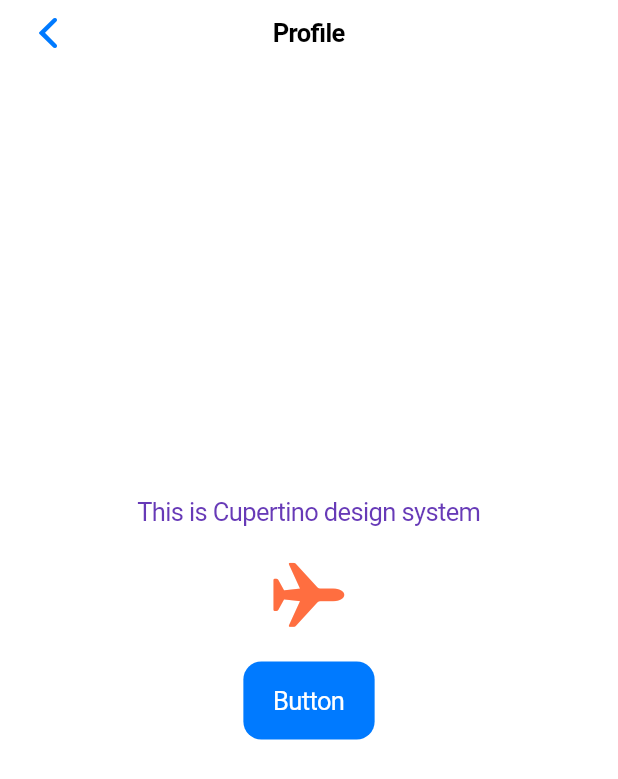
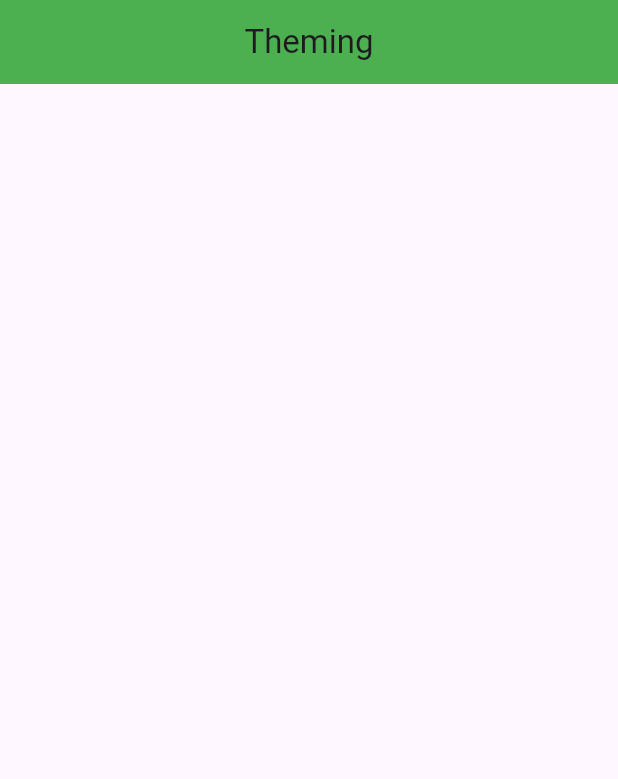
Before and after one commit to mdjihad2006/Practice_Project, a Flutter app: the screen it shows after launch, on a phone screen of 412 x 824 dp. Shown: the top 779 px of the screen. Run offline on Flutter 3.47's test engine with Material 3 defaults, Android fonts, the phone set to English and light mode, and no system bars; our stand-ins replace device_preview.

Commit message:
Responsive design

```diff
--- a/lib/main.dart
+++ b/lib/main.dart
@@ -1,8 +1,12 @@
-import 'package:flutter/cupertino.dart';
+import 'package:device_preview/device_preview.dart';
+import 'package:flutter/foundation.dart';
 import 'package:flutter/material.dart';
 
 void main() {
-  runApp(MyApp());
+  runApp(DevicePreview(
+    enabled: !kReleaseMode,
+    builder: (context) => MyApp(), // Wrap your app
+  ),);
 }
 
 class MyApp extends StatelessWidget {
@@ -10,37 +14,169 @@ class MyApp extends StatelessWidget {
 
   @override
   Widget build(BuildContext context) {
-    return CupertinoApp(
-        home: MyHomePage(),
-    );
-  }
-}
-class MyHomePage extends StatelessWidget{
-  const MyHomePage({super.key});
-  @override
-  Widget build(BuildContext context) {
-    return CupertinoPageScaffold(
-      navigationBar: CupertinoNavigationBar(
-        middle: Text('Profile'),
-        leading: Icon(CupertinoIcons.back),
-      ),
-      child: Center(
-        child: Column(
-          mainAxisAlignment: MainAxisAlignment.center,
-          children: [
-            Text('This is Cupertino design system',
-              style: TextStyle(color: Colors.deepPurple),
-            ),
-            SizedBox(height: 20,),
-            Icon(CupertinoIcons.airplane, size: 50, color: Colors.deepOrangeAccent,),
-            SizedBox(height: 20,),
-            CupertinoButton.filled(child: Text('Button'), onPressed: (){
-
-            })
-          ],
+    return  MaterialApp(
+      home: const HomeActivity(),
+      title: 'Theming',
+      theme: ThemeData(
+        appBarTheme: const AppBarTheme(
+          backgroundColor: Colors.green,
+          centerTitle: true,
         ),
       ),
     );
   }
+}
+class HomeActivity extends StatefulWidget{
+  const HomeActivity({super.key});
+
+  @override
+  State<StatefulWidget> createState() => HomeState();
 
 }
+class HomeState extends State<HomeActivity>{
+  @override
+  Widget build(BuildContext context) {
+
+    // MediaQueryData mediaQuery = MediaQuery.of(context);
+    //
+    // if(mediaQuery.size.width < 400){
+    //   print('This is Mobile phone');
+    // }
+    // else if(mediaQuery.size.width >400 && mediaQuery.size.width < 1080){
+    //   print('This is a tablet');
+    // }
+    // else{print('This is Laptop');}
+
+    return Scaffold(
+      appBar: AppBar(
+        title: const Text('Theming'),
+      ),
+      // body: Column(
+      //   children: [
+      //     Flexible(
+      //       flex: 1,
+      //         child: Container(
+      //           height: 300,
+      //           width: double.infinity,
+      //           color: Colors.deepOrange,
+      //         )
+      //     ),
+      //     Flexible(
+      //         flex: 1,
+      //         child: Container(
+      //           height: 300,
+      //           width: double.infinity,
+      //           color: Colors.pink,
+      //         )
+      //     ),
+      //     Flexible(
+      //         flex: 1,
+      //         child: Container(
+      //           height: 300,
+      //           width: double.infinity,
+      //           color: Colors.deepPurple,
+      //         )
+      //     ),
+      //     Flexible(
+      //         flex: 1,
+      //         child: Container(
+      //           height: 300,
+      //           width: double.infinity,
+      //           color: Colors.blueAccent,
+      //         )
+      //     )
+      //   ],
+      // )
+
+
+      // body: AspectRatio(
+      //     aspectRatio: 16/8,
+      //   child: Center(
+      //     child: Container(
+      //       height: 200,
+      //       width: 200,
+      //       color: Colors.deepOrange,
+      //       alignment: Alignment.center,
+      //     ),
+      //   ),
+      // ),
+
+
+      // body: Wrap(
+      //   alignment: WrapAlignment.center,
+      //   crossAxisAlignment: WrapCrossAlignment.center,
+      //   spacing: 2,
+      //   children: [
+      //     Text('Hello mr.Jihad,glad to see you'),
+      //     Text('Hello mr.Jihad'),
+      //     Text('Hello mr.Jihad,glad to see you'),
+      //     Text('Hello mr.Jihad'),
+      //     Text('Hello mr.Jihad'),
+      //     Text('Hello mr.Jihad'),
+      //   ],
+      // ),
+      // body: OrientationBuilder(
+      //   builder:(context, Orientation orientation){
+      //     if(orientation == Orientation.portrait){
+      //       return  Center(
+      //           child: Container(
+      //             height: 200,
+      //             width: 200,
+      //             color: Colors.pink,
+      //           )
+      //       );
+      //     }
+      //     else{
+      //       return  Center(
+      //           child: Container(
+      //             height: 200,
+      //             width: 200,
+      //             color: Colors.deepPurple,
+      //           )
+      //       );
+      //     }
+      //   }
+      // ),,
+      // body: LayoutBuilder(
+      //   builder: (context, BoxConstraints constraints){
+      //     if(constraints.maxWidth < 640){
+      //       return Center(
+      //         child: Container(
+      //           height: 200,
+      //           width: 200,
+      //           color: Colors.pink,
+      //           child: Center(
+      //             child: Text('This is a phone')
+      //           ),
+      //         ),
+      //       );
+      //     }
+      //     else if(constraints.maxWidth > 640 && constraints.maxWidth < 1008){
+      //       return Center(
+      //         child: Container(
+      //           height: 200,
+      //           width: 200,
+      //           color: Colors.blueAccent,
+      //           child: Center(
+      //             child: Text('This is a Tablet')
+      //           ),
+      //         ),
+      //       );
+      //     }
+      //     else{
+      //       return Center(
+      //         child: Container(
+      //           height: 200,
+      //           width: 200,
+      //           color: Colors.green,
+      //           child: Center(
+      //             child: Text('This is a Laptop')
+      //           ),
+      //         ),
+      //       );
+      //     }
+      //   }
+      // ),
+    );
+  }
+}
--- a/pubspec.yaml
+++ b/pubspec.yaml
@@ -35,6 +35,7 @@ dependencies:
   # The following adds the Cupertino Icons font to your application.
   # Use with the CupertinoIcons class for iOS style icons.
   cupertino_icons: ^1.0.6
+  device_preview: ^1.2.0
 
 dev_dependencies:
   flutter_test:
```
Also changed, not shown: pubspec.lock.
